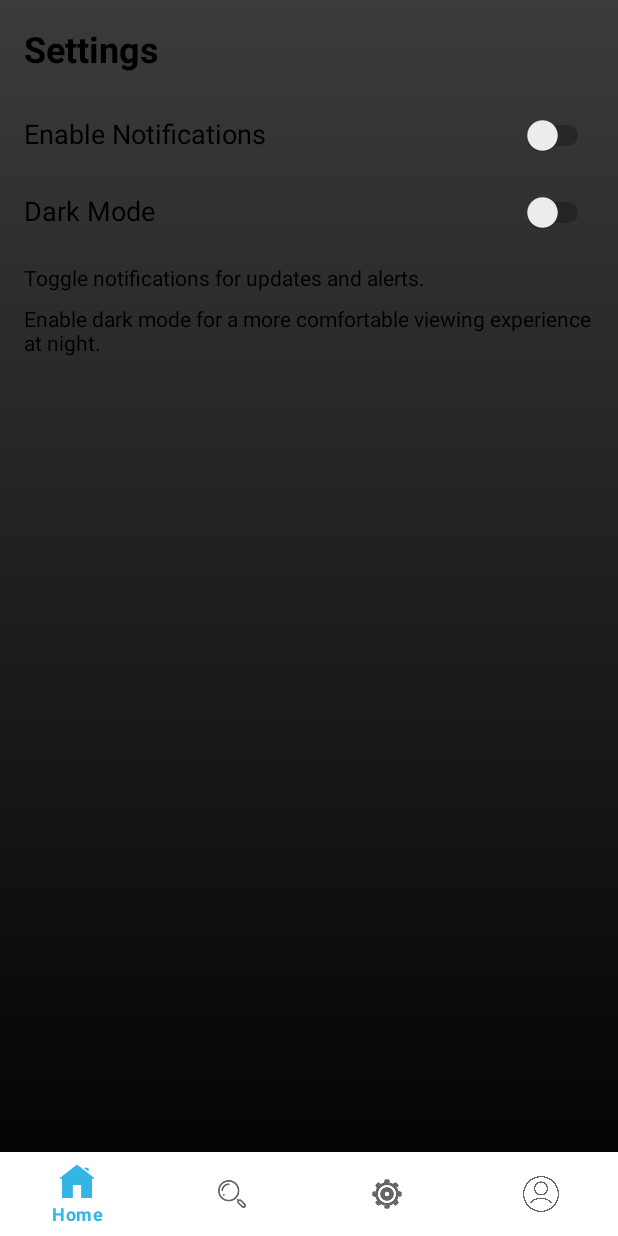
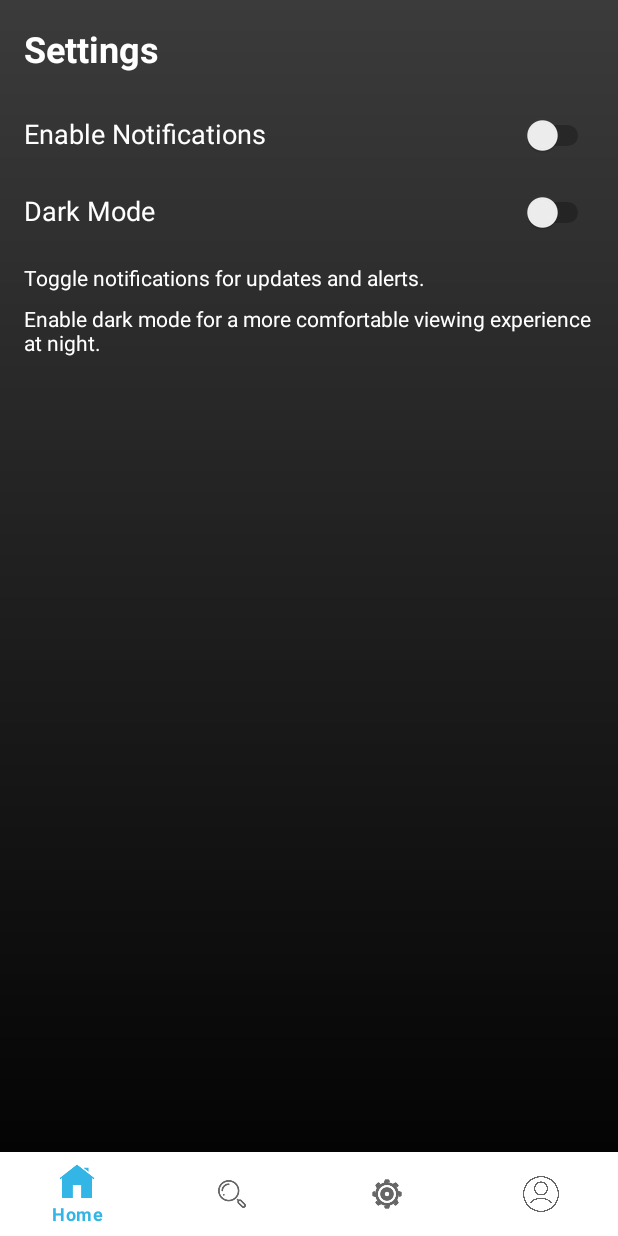
Before and after one commit to Buituansonzx/prm392, an Android app: the layout activity_setting.xml on its own in the app's theme, with its tools: preview values and no code run, on a phone screen of 412 x 824 dp. Run offline under Robolectric (Android 15) with nearby library versions, the phone set to English and light mode, and no system bars.

Commit message:
fix setting + userprofile

```diff
--- a/app/src/main/res/layout/activity_setting.xml
+++ b/app/src/main/res/layout/activity_setting.xml
@@ -20,14 +20,13 @@
             android:orientation="vertical"
             android:padding="16dp">
 
-            <!-- Header cho màn hình -->
             <TextView
                 android:layout_width="wrap_content"
                 android:layout_height="wrap_content"
                 android:text="Settings"
                 android:textSize="24sp"
                 android:textStyle="bold"
-                android:textColor="?attr/colorOnBackground"
+                android:textColor="#FFFFFF"
                 android:paddingBottom="16dp" />
 
             <!-- Cài đặt thông báo -->
@@ -43,7 +42,7 @@
                     android:layout_weight="1"
                     android:text="Enable Notifications"
                     android:textSize="18sp"
-                    android:textColor="?attr/colorOnBackground" />
+                    android:textColor="#FFFFFF" />
 
                 <Switch
                     android:id="@+id/switch_notifications"
@@ -64,7 +63,7 @@
                     android:layout_weight="1"
                     android:text="Dark Mode"
                     android:textSize="18sp"
-                    android:textColor="?attr/colorOnBackground" />
+                    android:textColor="#FFFFFF" /> <!-- Changed to white -->
 
                 <Switch
                     android:id="@+id/switch_dark_mode"
@@ -78,7 +77,7 @@
                 android:layout_height="wrap_content"
                 android:text="Toggle notifications for updates and alerts."
                 android:textSize="14sp"
-                android:textColor="?attr/colorOnBackground"
+                android:textColor="#FFFFFF"
                 android:paddingTop="8dp" />
 
             <TextView
@@ -86,7 +85,7 @@
                 android:layout_height="wrap_content"
                 android:text="Enable dark mode for a more comfortable viewing experience at night."
                 android:textSize="14sp"
-                android:textColor="?attr/colorOnBackground"
+                android:textColor="#FFFFFF"
                 android:paddingTop="8dp" />
         </LinearLayout>
     </ScrollView>
```
Also changed, not shown: app/src/main/java/com/example/musicapp/SettingActivity.java (+30 -29 lines), app/src/main/java/com/example/musicapp/UserActivity.java (+21 -11 lines), app/src/main/res/layout/activity_user.xml (+14 -11 lines).
